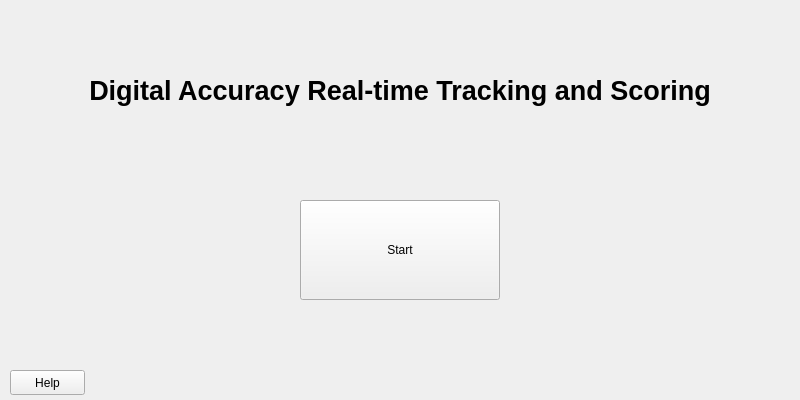
This is scoring/ui/idle_start_display.ui in kparlak/dart-scoring-system as Qt 5 draws it before an edit. The edited form follows.
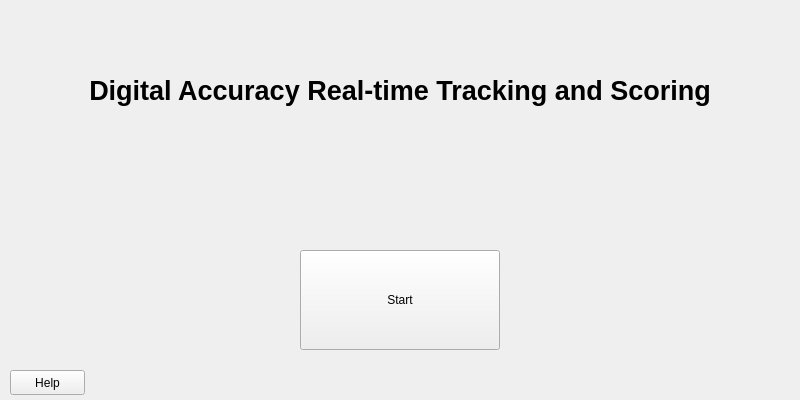
This is the edited form. Icons and pictures are not drawn.

The edit to the form file:
```diff
--- a/scoring/ui/idle_start_display.ui
+++ b/scoring/ui/idle_start_display.ui
@@ -22,7 +22,7 @@
     <property name="geometry">
      <rect>
       <x>300</x>
-      <y>200</y>
+      <y>250</y>
       <width>200</width>
       <height>100</height>
      </rect>
@@ -67,6 +67,19 @@
      <set>Qt::AlignCenter</set>
     </property>
    </widget>
+   <widget class="QLabel" name="movieLabel">
+    <property name="geometry">
+     <rect>
+      <x>300</x>
+      <y>120</y>
+      <width>201</width>
+      <height>101</height>
+     </rect>
+    </property>
+    <property name="text">
+     <string/>
+    </property>
+   </widget>
   </widget>
  </widget>
  <resources/>
```
